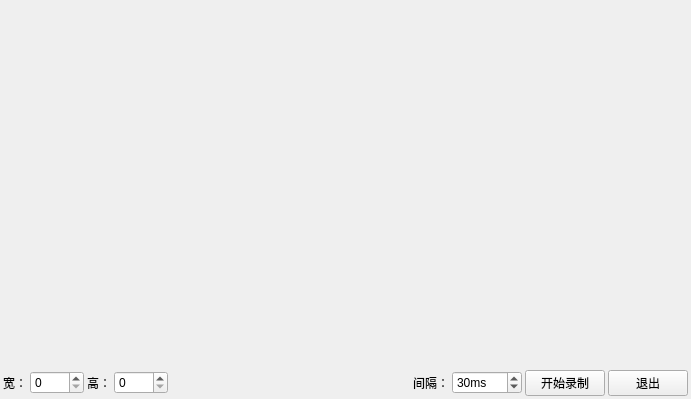
Before: the Qt Designer form xygifframe.ui in xiaoyanLG/Qt_Gif_Creator, drawn with Qt 5.
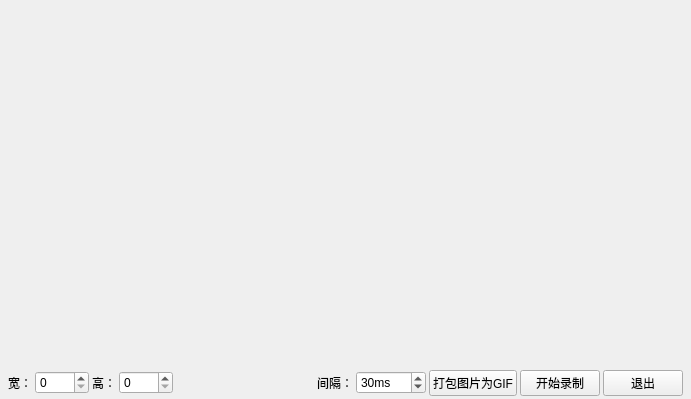
After: the same form once the commit is applied.

Commit message: 增加图片GIF制作.

```diff
--- a/xygifframe.ui
+++ b/xygifframe.ui
@@ -44,6 +44,12 @@
    </item>
    <item>
     <layout class="QHBoxLayout" name="horizontalLayout">
+     <property name="leftMargin">
+      <number>5</number>
+     </property>
+     <property name="rightMargin">
+      <number>5</number>
+     </property>
      <item>
       <widget class="QLabel" name="label">
        <property name="text">
@@ -141,7 +147,14 @@
       </widget>
      </item>
      <item>
-      <widget class="QPushButton" name="pushButton">
+      <widget class="QPushButton" name="img">
+       <property name="text">
+        <string>打包图片为GIF</string>
+       </property>
+      </widget>
+     </item>
+     <item>
+      <widget class="QPushButton" name="gif">
        <property name="text">
         <string>开始录制</string>
        </property>
```
Left out of the diff: 2 changed lines with no effect on the pictures. The commit also changes 12 other files.
